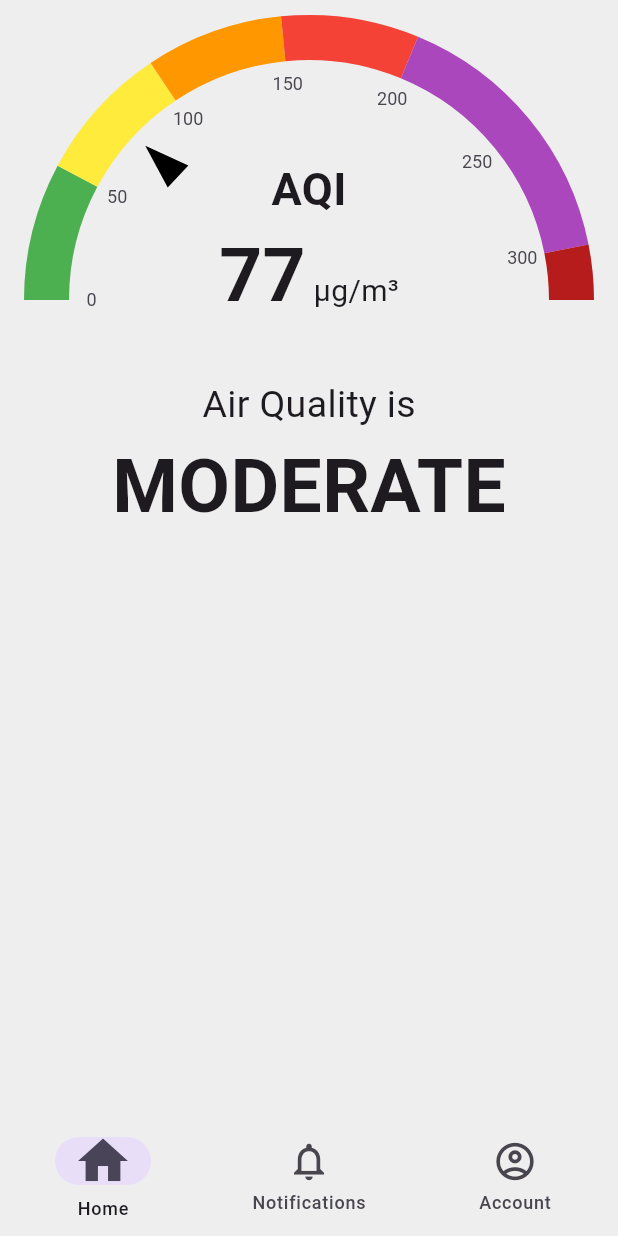
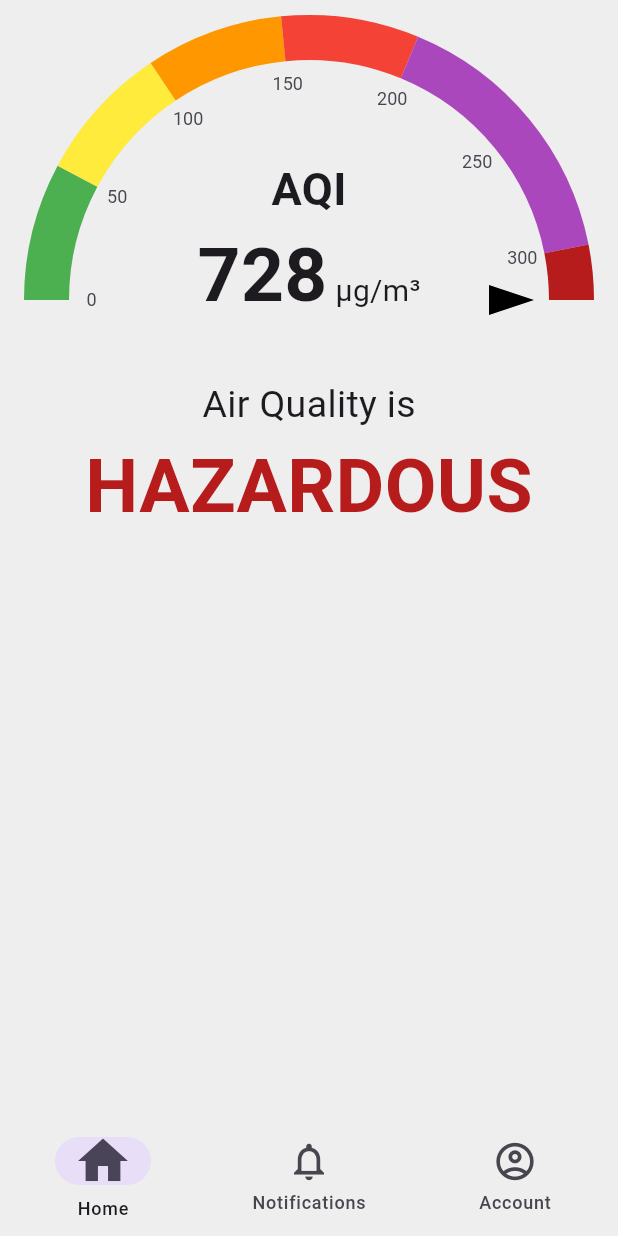
Before and after one commit to aayushman950/Air-Quality-Monitoring-System, a Flutter app: the screen it shows after launch, on a phone screen of 412 x 824 dp. Run offline on Flutter 3.47's test engine with Material 3 defaults, Android fonts, the phone set to English and light mode, and no system bars; drawn by our look-alikes of syncfusion_flutter_gauges.

Commit message:
dynamic color coding aqi status text according to aqi rating

```diff
--- a/aqms/lib/pages/home_page.dart
+++ b/aqms/lib/pages/home_page.dart
@@ -7,7 +7,7 @@ class HomePage extends StatelessWidget {
   @override
   Widget build(BuildContext context) {
     return SafeArea(
-      child: Scaffold(body: AQIGaugeAndStatus(aqiRating: 77,)),
+      child: Scaffold(body: AQIGaugeAndStatus(aqiRating: 728,)),
     );
   }
 }
--- a/aqms/lib/widgets/aqi_status.dart
+++ b/aqms/lib/widgets/aqi_status.dart
@@ -23,6 +23,24 @@ class AQIStatus extends StatelessWidget {
     }
   }
 
+  Color aqiStatusColorCalculator(int aqiRating) {
+    if (aqiRating >= 0 && aqiRating <= 50) {
+      return Colors.green;
+    } else if (aqiRating >= 51 && aqiRating <= 100) {
+      return Colors.yellow;
+    } else if (aqiRating >= 101 && aqiRating <= 150) {
+      return Colors.orange;
+    } else if (aqiRating >= 151 && aqiRating <= 200) {
+      return Colors.red;
+    } else if (aqiRating >= 201 && aqiRating <= 300) {
+      return Colors.purple;
+    } else if (aqiRating >= 301) {
+      return Colors.red.shade900;
+    } else {
+      return Colors.black;
+    }
+  }
+
   @override
   Widget build(BuildContext context) {
     return Column(
@@ -37,6 +55,7 @@ class AQIStatus extends StatelessWidget {
           style: TextStyle(
             fontSize: 50,
             fontWeight: FontWeight.bold,
+            color: aqiStatusColorCalculator(aqiRating)
           ),
         ),
       ],
```
